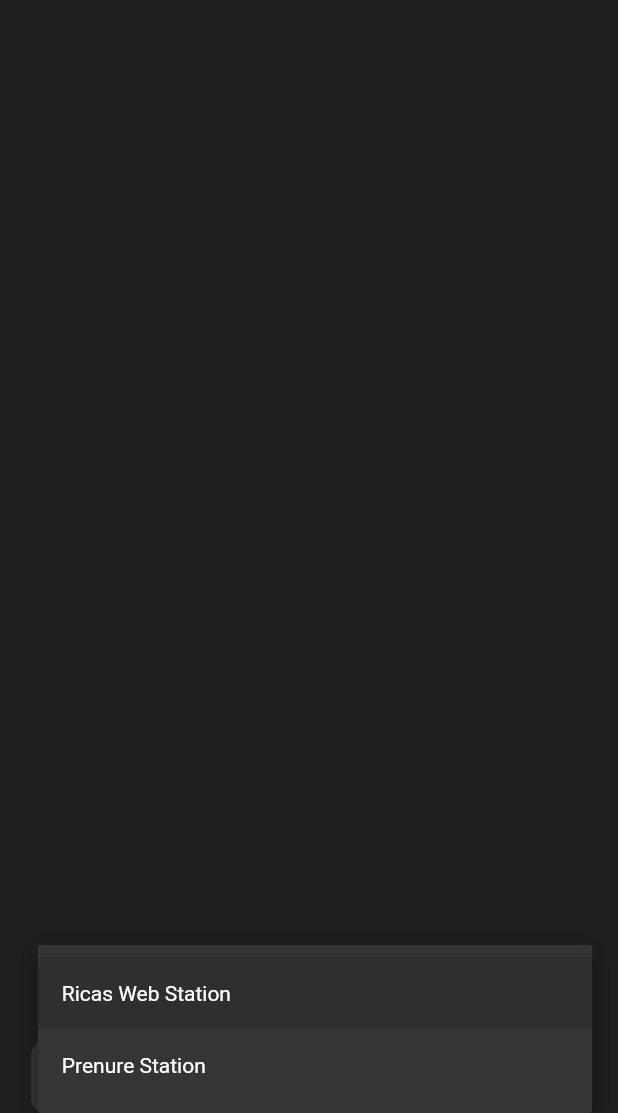
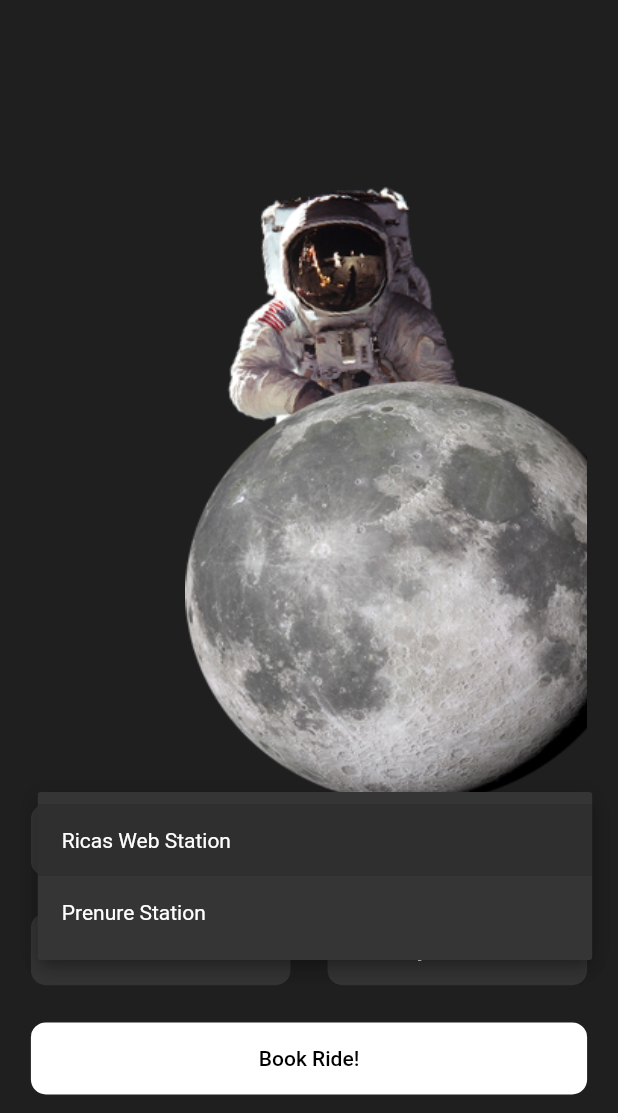
Before and after one commit to ricardoherreral/CursoFlutter, a Flutter app: the screen it shows after launch, after a tap on "Ricas Web Station", on a phone screen of 412 x 824 dp, the part 123-1236 px from its top. Run offline on Flutter 3.47's test engine with Material 2 defaults, Android fonts, the phone set to English and light mode, and no system bars.

Commit message:
Aplicacion GoMoon terminada

```diff
--- a/GoMoonApp/go_moon/lib/pages/home_page.dart
+++ b/GoMoonApp/go_moon/lib/pages/home_page.dart
@@ -1,4 +1,5 @@
 import 'package:flutter/material.dart';
+import 'package:go_moon/widgets/custom_dropdown.dart';
 
 // ignore: must_be_immutable
 class HomePage extends StatelessWidget {
@@ -18,11 +19,21 @@ class HomePage extends StatelessWidget {
           padding: EdgeInsets.symmetric(
             horizontal: _deviceWidth * 0.05,
           ),
-          child: Column(
+          child: Stack(
+            children: [
+              Column(
                 mainAxisAlignment: MainAxisAlignment.spaceBetween,
+                mainAxisSize: MainAxisSize.max,
+                crossAxisAlignment: CrossAxisAlignment.center,
                 children: [
                   _pageTitle(),
-              _destinationDropDownWidget(),
+                  _bookRideWidget(),
+                ],
+              ),
+              Align(
+                alignment: Alignment.centerRight,
+                child: _astroImageWidget(),
+              )
             ],
           ),
         ),
@@ -30,65 +41,100 @@ class HomePage extends StatelessWidget {
     );
   }
 
-  Widget _destinationDropDownWidget() {
-    List<String> _items = [
-      'Ricas Web Station',
-      'Prenure Station',
-    ];
+  Widget _rideButton() {
     return Container(
-      padding: EdgeInsets.symmetric(horizontal: _deviceWidth * 0.05),
-      width: _deviceWidth,
+      margin: EdgeInsets.only(bottom: _deviceHeight * 0.015),
       decoration: BoxDecoration(
-        color: Color.fromRGBO(53, 53, 53, 1.0),
+        color: Colors.white,
         borderRadius: BorderRadius.circular(
           10,
         ),
       ),
-      child: DropdownButton(
-        value: _items.first,
-        items: _items.map((e) {
-          return DropdownMenuItem(
-            child: Text(e),
-            value: e,
+      width: _deviceWidth,
+      child: MaterialButton(
+        onPressed: () {},
+        child: const Text(
+          "Book Ride!",
+          style: TextStyle(
+            color: Colors.black,
+          ),
+        ),
+      ),
     );
-        }).toList(),
-        onChanged: (_) {},
-        underline: Container(),
-        dropdownColor: Color.fromRGBO(
-          53,
-          53,
-          53,
-          1.0,
+  }
+
+  Widget _destinationDropDownWidget() {
+    return CustomDropDownButton(
+      values: const [
+        'Ricas Web Station',
+        'Prenure Station',
+      ],
+      width: _deviceWidth,
+    );
+  }
+
+  Widget _travellersInformationWidget() {
+    return Row(
+      mainAxisAlignment: MainAxisAlignment.spaceBetween,
+      mainAxisSize: MainAxisSize.max,
+      crossAxisAlignment: CrossAxisAlignment.center,
+      children: [
+        CustomDropDownButton(
+          values: const ['1', '2', '3', '4'],
+          width: _deviceWidth * 0.42,
         ),
-        style: TextStyle(
-          color: Colors.white,
+        CustomDropDownButton(
+          values: const [
+            'Economy',
+            'Business',
+            'First',
+            'Private',
+          ],
+          width: _deviceWidth * 0.42,
         ),
+      ],
+    );
+  }
+
+  Widget _bookRideWidget() {
+    return Container(
+      height: _deviceHeight * 0.25,
+      child: Column(
+        mainAxisAlignment: MainAxisAlignment.spaceBetween,
+        mainAxisSize: MainAxisSize.max,
+        crossAxisAlignment: CrossAxisAlignment.center,
+        children: [
+          _destinationDropDownWidget(),
+          _travellersInformationWidget(),
+          _rideButton(),
+        ],
       ),
     );
   }
 
   Widget _pageTitle() {
     return Container(
-        child: Text(
+      child: const Text(
         "#GoMoon",
         style: TextStyle(
           color: Colors.white,
           fontSize: 70,
           fontWeight: FontWeight.w800,
         ),
-    ));
+      ),
+    );
   }
 
   Widget _astroImageWidget() {
-    return Scaffold(
-      body: Container(
+    return Container(
+      height: _deviceHeight * 0.50,
+      width: _deviceWidth * 0.65,
       decoration: const BoxDecoration(
         image: DecorationImage(
           fit: BoxFit.fill,
           image: AssetImage("assets/images/astro_moon.png"),
         ),
       ),
-      ),
     );
   }
 }
--- /dev/null
+++ b/GoMoonApp/go_moon/lib/widgets/custom_dropdown.dart
@@ -0,0 +1,49 @@
+// ignore_for_file: empty_constructor_bodies
+
+import 'package:flutter/material.dart';
+
+// ignore: must_be_immutable
+class CustomDropDownButton extends StatelessWidget {
+  List<String> values;
+  double width;
+
+  CustomDropDownButton({
+    super.key,
+    required this.values,
+    required this.width,
+  });
+
+  @override
+  Widget build(BuildContext context) {
+    return Container(
+      padding: EdgeInsets.symmetric(horizontal: width * 0.05),
+      width: width,
+      decoration: BoxDecoration(
+        color: const Color.fromRGBO(53, 53, 53, 1.0),
+        borderRadius: BorderRadius.circular(
+          10,
+        ),
+      ),
+      child: DropdownButton(
+        value: values.first,
+        items: values.map((e) {
+          return DropdownMenuItem(
+            value: e,
+            child: Text(e),
+          );
+        }).toList(),
+        onChanged: (_) {},
+        underline: Container(),
+        dropdownColor: const Color.fromRGBO(
+          53,
+          53,
+          53,
+          1.0,
+        ),
+        style: const TextStyle(
+          color: Colors.white,
+        ),
+      ),
+    );
+  }
+}
```
Lines whose indentation alone changed are shown as unchanged.
